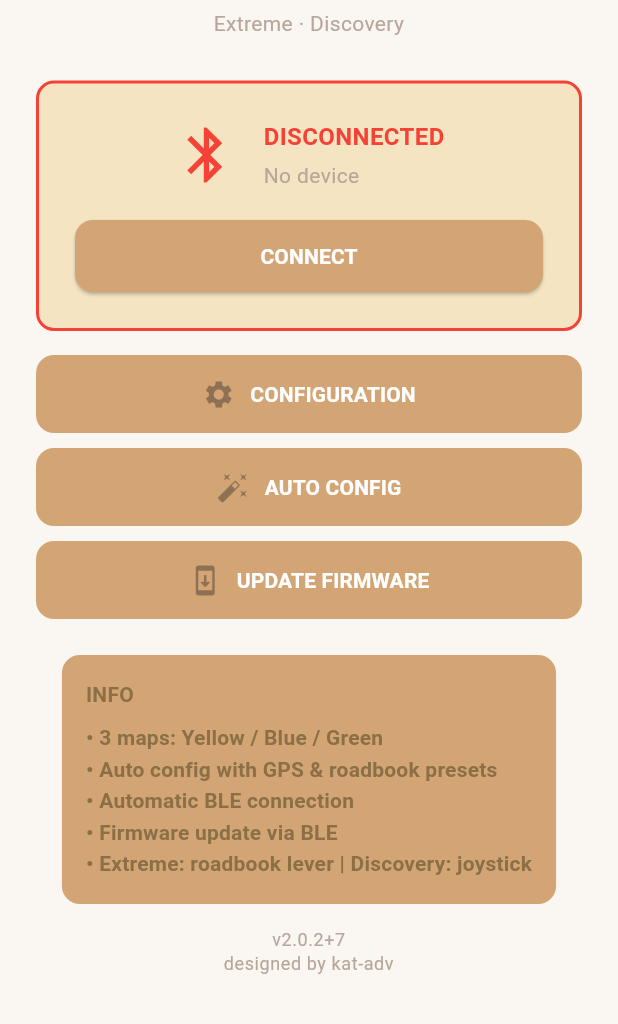
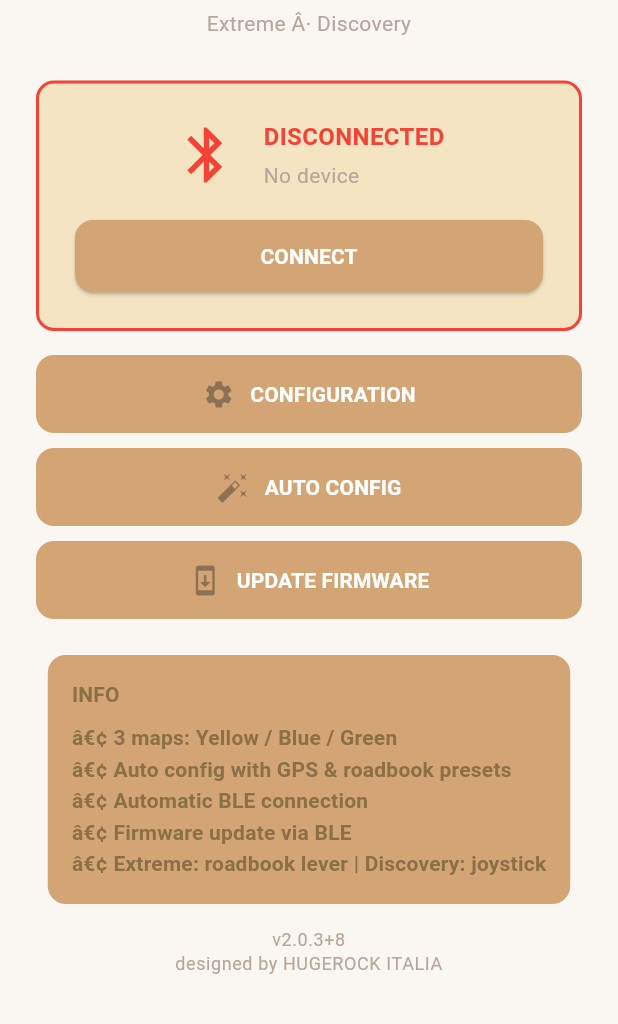
Before and after one commit to hugerock-italia/HUGEROCK_PAD_CONFIGURATOR, a Flutter app: the screen it shows after launch, scrolled down 89 dp, on a phone screen of 412 x 824 dp, the part 212-1236 px from its top. Run offline on Flutter 3.47's test engine with Material 3 defaults, Android fonts, the phone set to English and light mode, and no system bars; our stand-ins replace flutter_blue_plus, package_info_plus, permission_handler, shared_preferences; accounts and stored records are empty; network calls fail.

Commit message:
fix(ui): replace author signature with HUGEROCK ITALIA branding
- Replace 'designed by kat-adv' with 'designed by HUGEROCK ITALIA' in home_screen.dart
- Bump version from 2.0.2+7 to 2.0.3+8 in pubspec.yaml
- Update releases.json with v2.0.3 apkUrl, new releaseNotes and date

Co-Authored-By: Claude Sonnet 4.6 <noreply@anthropic.com>

```diff
--- a/lib/screens/home_screen.dart
+++ b/lib/screens/home_screen.dart
@@ -158,7 +158,7 @@ class _HomeScreenState extends State<HomeScreen> {
               Text(
                 connected && deviceType != null
                     ? '${deviceType.displayName} connected'
-                    : 'Extreme · Discovery',
+                    : 'Extreme Â· Discovery',
                 style: Theme.of(context).textTheme.bodyMedium,
                 textAlign: TextAlign.center,
               ),
@@ -282,11 +282,11 @@ class _HomeScreenState extends State<HomeScreen> {
                         style: Theme.of(context).textTheme.titleMedium),
                     const SizedBox(height: 8),
                     Text(
-                      '• 3 maps: Yellow / Blue / Green\n'
-                      '• Auto config with GPS & roadbook presets\n'
-                      '• Automatic BLE connection\n'
-                      '• Firmware update via BLE\n'
-                      '• Extreme: roadbook lever | Discovery: joystick',
+                      'â€¢ 3 maps: Yellow / Blue / Green\n'
+                      'â€¢ Auto config with GPS & roadbook presets\n'
+                      'â€¢ Automatic BLE connection\n'
+                      'â€¢ Firmware update via BLE\n'
+                      'â€¢ Extreme: roadbook lever | Discovery: joystick',
                       style: Theme.of(context).textTheme.titleMedium,
                     ),
                   ],
@@ -303,7 +303,7 @@ class _HomeScreenState extends State<HomeScreen> {
                   textAlign: TextAlign.center,
                 ),
               Text(
-                'designed by kat-adv',
+                'designed by HUGEROCK ITALIA',
                 style: Theme.of(context).textTheme.bodySmall?.copyWith(
                       color: AppColors.sandGrey,
                     ),
--- a/pubspec.yaml
+++ b/pubspec.yaml
@@ -2,7 +2,7 @@ name: kat1_configurator
 description: HugeRock KAT1 Configurator
 publish_to: none
 
-version: 2.0.2+7
+version: 2.0.3+8
 
 environment:
   sdk: '>=3.0.0 <4.0.0'
--- a/releases.json
+++ b/releases.json
@@ -1,6 +1,6 @@
 {
   "version": "2.0.3",
-  "apkUrl": "https://github.com/hugerock-italia/HUGEROCK_PAD_CONFIGURATOR/releases/download/v2.0.2/app-release.apk",
-  "releaseNotes": "Added author signature \"designed by kat-adv\" below the version label in the home screen",
-  "date": "2026-05-16"
+  "apkUrl": "https://github.com/hugerock-italia/HUGEROCK_PAD_CONFIGURATOR/releases/download/v2.0.3/app-release.apk",
+  "releaseNotes": "Updated author signature to "designed by HUGEROCK ITALIA"",
+  "date": "2026-05-17"
 }
```
